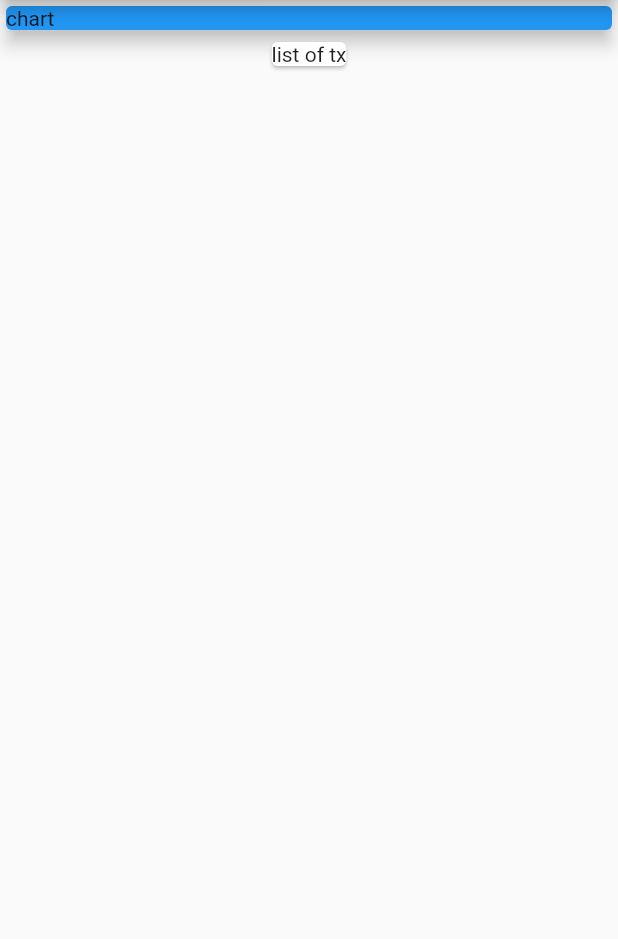
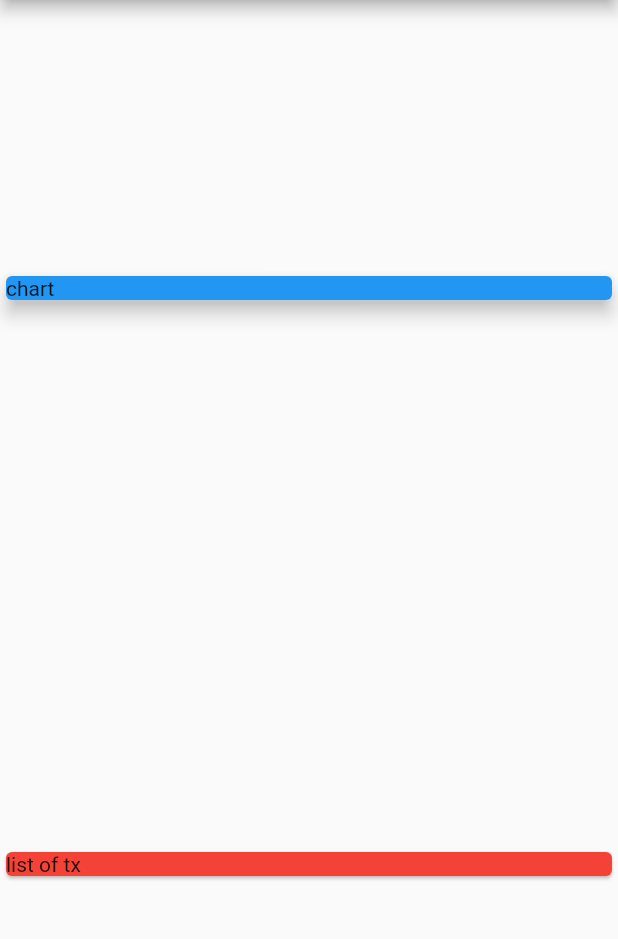
Before and after one commit to Kame-Blitz/expense-planner, a Flutter app: the screen it shows after launch, on a phone screen of 412 x 824 dp, the part 84-1023 px from its top. Run offline on Flutter 3.47's test engine with Material 2 defaults, Android fonts, the light colour scheme and no system bars.

Commit message:
modified:   lib/main.dart

```diff
--- a/lib/main.dart
+++ b/lib/main.dart
@@ -23,7 +23,10 @@ class Home extends StatelessWidget {
       appBar: AppBar(
         title: const Text('Expense Tracker'),
       ),
-      body: Column(children: <Widget>[
+      body: Column(
+          mainAxisAlignment: MainAxisAlignment.spaceAround,
+          crossAxisAlignment: CrossAxisAlignment.stretch,
+          children: <Widget>[
             Container(
                 width: double.infinity,
                 child: const Card(
@@ -34,6 +37,7 @@ class Home extends StatelessWidget {
                   ),
                 )),
             const Card(
+              color: Colors.red,
               child: Text('list of tx'),
             )
           ]),
```
Lines whose indentation alone changed are shown as unchanged.
